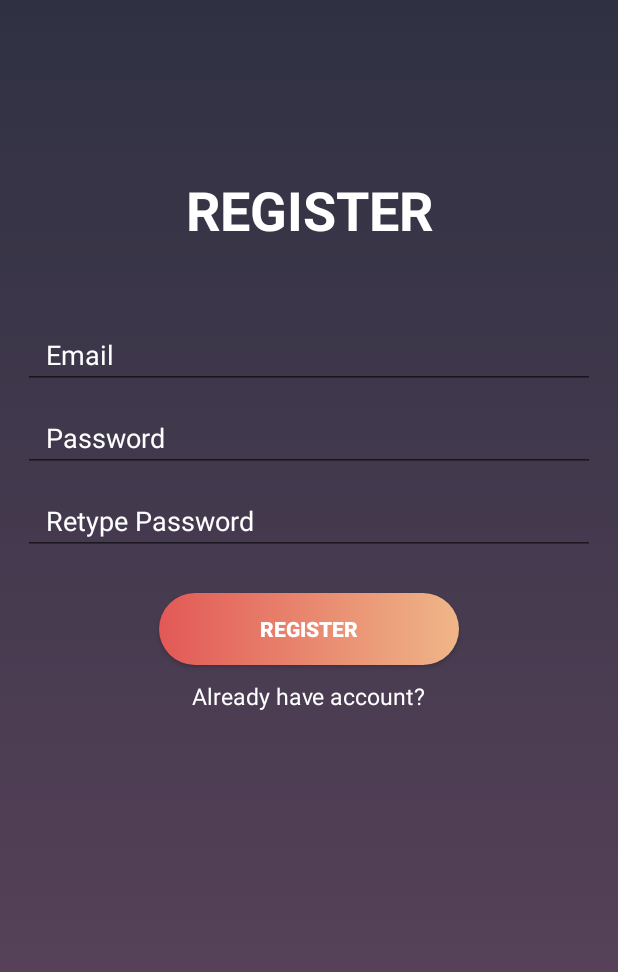
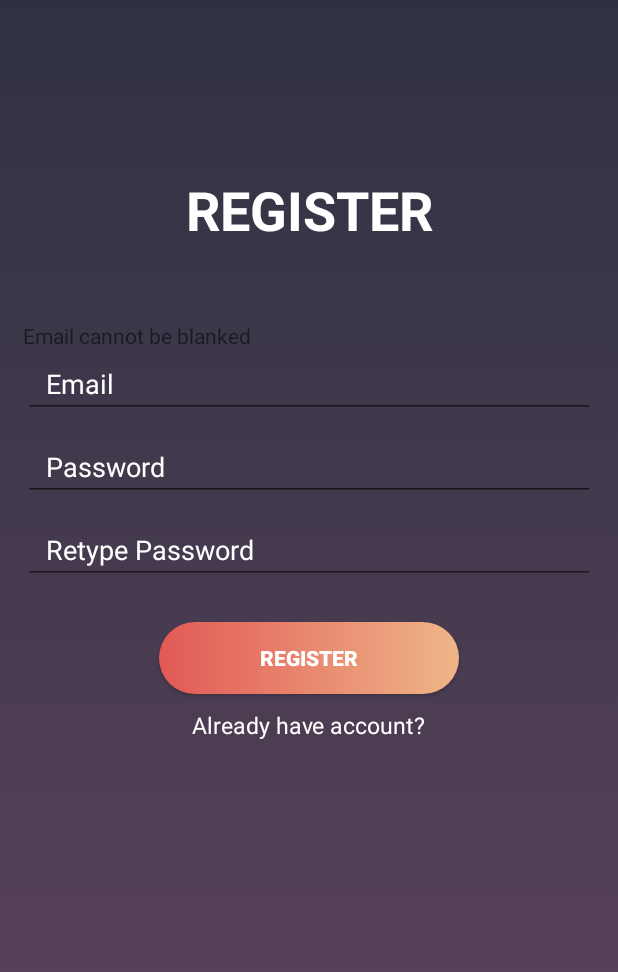
Before and after one commit to toannguyen132/douglas_mobile_android, an Android app: the screen it shows after launch (AuthActivity), after a tap on "REGISTER", on a phone screen of 412 x 824 dp. Shown: the top 972 px of the screen. Run offline under Robolectric (Android 15) with nearby library versions, the phone set to English and light mode, and no system bars; our stand-ins replace Firebase (no records; nobody signed in at launch, a user with empty details on screens opened directly); 2 other taps on this screen came first.

Commit message:
add validation for register

```diff
--- a/app/src/main/java/com/project/groupproject/fragment/RegisterFragment.java
+++ b/app/src/main/java/com/project/groupproject/fragment/RegisterFragment.java
@@ -10,6 +10,7 @@ import android.view.View;
 import android.view.ViewGroup;
 import android.widget.Button;
 import android.widget.EditText;
+import android.widget.TextView;
 import android.widget.Toast;
 
 import com.google.android.gms.tasks.OnCompleteListener;
@@ -39,6 +40,7 @@ public class RegisterFragment extends Fragment {
     private EditText inputEmail;
     private EditText inputPassword;
     private EditText inputPasswordConfirm;
+    private TextView textError;
 
     public RegisterFragment() {
         // Required empty public constructor
@@ -63,6 +65,7 @@ public class RegisterFragment extends Fragment {
         inputEmail = fragmentView.findViewById(R.id.register_email);
         inputPassword = fragmentView.findViewById(R.id.register_password);
         inputPasswordConfirm = fragmentView.findViewById(R.id.register_password_confirm);
+        textError = fragmentView.findViewById(R.id.text_error);
 
         // add click listener to button
         Button btn = fragmentView.findViewById(R.id.register_button);
@@ -125,6 +128,10 @@ public class RegisterFragment extends Fragment {
         return inputPassword.getText().toString();
     }
 
+    private String getConfirmPassword(){
+        return inputPasswordConfirm.getText().toString();
+    }
+
     private void switchLoginView() {
         mListener.onSwitchLogin();
     }
@@ -136,6 +143,11 @@ public class RegisterFragment extends Fragment {
     private void register() {
         String email = getUsername();
         String password = getPassword();
+
+        //validate first
+        if (!validate()) {
+            return;
+        }
 
         mAuth.createUserWithEmailAndPassword(email, password)
             .addOnCompleteListener(new OnCompleteListener<AuthResult>() {
@@ -162,11 +174,42 @@ public class RegisterFragment extends Fragment {
                     } else {
                         // If sign in fails, display a message to the user.
                         Log.w(TAG, "createUserWithEmail:failure", task.getException());
-                        Toast.makeText(context, "Authentication failed.",
-                                Toast.LENGTH_SHORT).show();
+                        textError.setText(task.getException().getMessage());
                     }
 
                 }
             });
     }
+
+    /**
+     *
+     */
+    private boolean validate() {
+        String email = getUsername();
+        String password = getPassword();
+        String confirmPassword = getConfirmPassword();
+        textError.setText("");
+
+        if (email.contentEquals("")){
+            textError.setText(R.string.error_email_blank);
+            return false;
+        }
+
+        if (password.contentEquals("")){
+            textError.setText(R.string.error_password_blank);
+            return false;
+        }
+
+        if (confirmPassword.contentEquals("")){
+            textError.setText(R.string.error_password_confirm_blank);
+            return false;
+        }
+
+        if (!password.contentEquals(confirmPassword)) {
+            textError.setText(R.string.error_password_confirm_not_match);
+            return false;
+        }
+
+        return true;
+    }
 }
--- a/app/src/main/res/layout/fragment_register.xml
+++ b/app/src/main/res/layout/fragment_register.xml
@@ -24,6 +24,11 @@
             android:layout_marginTop="100dp"
             android:text="@string/header_register"
             android:textColor="@android:color/white" />
+
+        <TextView
+            android:id="@+id/text_error"
+            android:layout_width="match_parent"
+            android:layout_height="wrap_content" />
 
         <EditText
             android:id="@+id/register_email"
@@ -72,6 +77,7 @@
             android:text="@string/already_have_account"
             android:textColor="@android:color/white"
             android:textSize="15sp" />
+
     </LinearLayout>
 
 </FrameLayout>
--- a/app/src/main/res/values/strings.xml
+++ b/app/src/main/res/values/strings.xml
@@ -11,6 +11,12 @@
     <string name="button_register">Register</string>
     <string name="already_have_account">Already have account?</string>
 
+    <string name="error_email_blank">Email cannot be blanked</string>
+    <string name="error_password_blank">Password cannot be blanked</string>
+    <string name="error_password_confirm_blank">Password confirmation cannot be blanked</string>
+    <string name="error_email_used">Email has been used! please choose another email.</string>
+    <string name="error_password_confirm_not_match">Password confirmation is not matched</string>
+
     <string name="first_name">First Name</string>
     <string name="last_name">Last Name</string>
 
```
